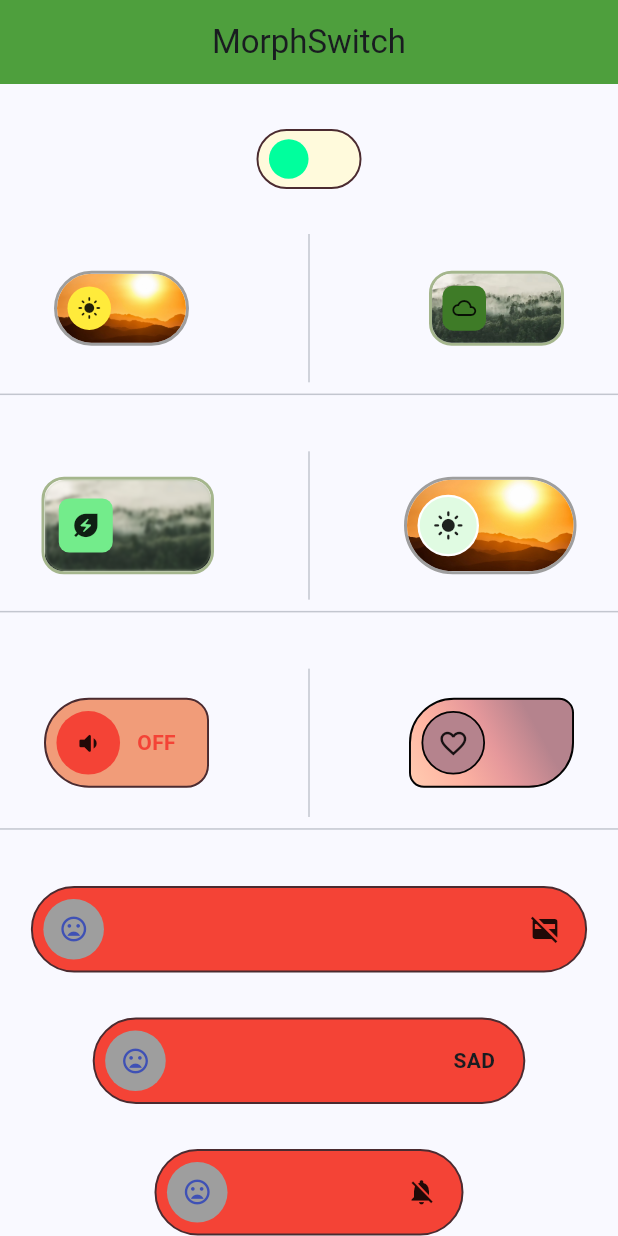
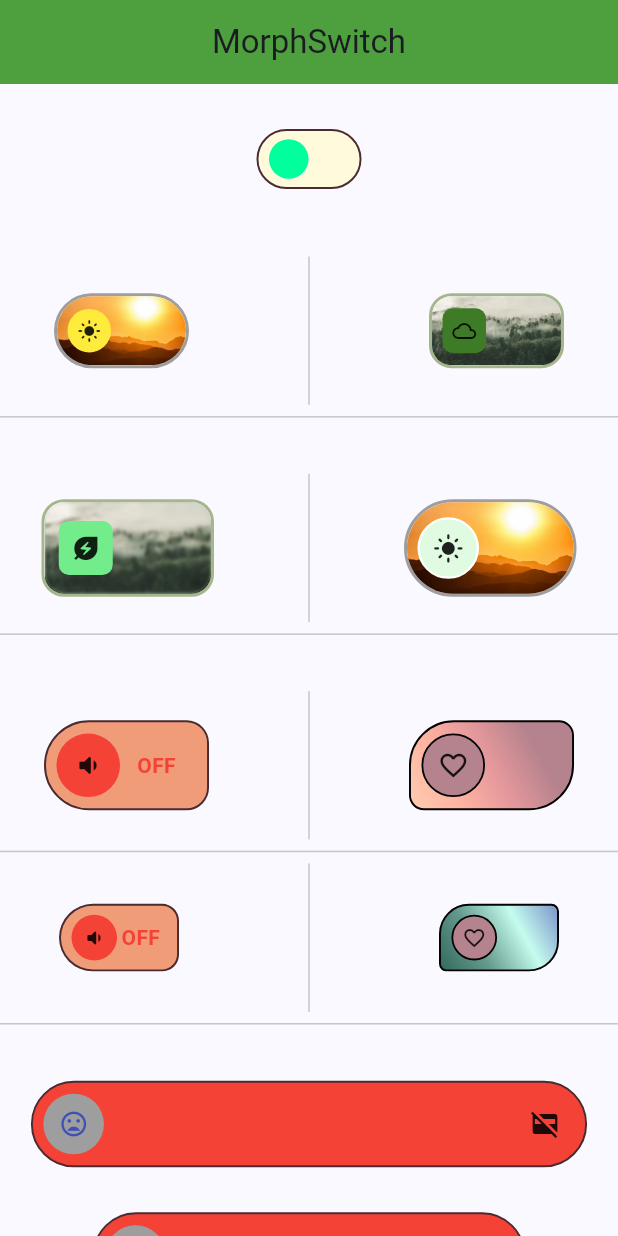
Before and after one commit to Cisco0xf/morph_switch, a Flutter app: the screen it shows after launch, on a phone screen of 412 x 824 dp. Run offline on Flutter 3.47's test engine with Material 3 defaults, Android fonts, the phone set to English and light mode, and no system bars.

Commit message:
Improve documentation

```diff
--- a/example/lib/example.dart
+++ b/example/lib/example.dart
@@ -67,7 +67,10 @@ class _EampleScreenState extends State<EampleScreen> {
                 },
               ),
               _gapH,
-              // First Row
+
+
+
+              const SizedBox(height: 15.0),
               Row(
                 mainAxisAlignment: MainAxisAlignment.spaceAround,
                 children: <Widget>[
@@ -166,6 +169,7 @@ class _EampleScreenState extends State<EampleScreen> {
 
               const Divider(),
               _gapH,
+
               Row(
                 mainAxisAlignment: MainAxisAlignment.spaceAround,
                 children: <Widget>[
@@ -180,7 +184,6 @@ class _EampleScreenState extends State<EampleScreen> {
                     ),
                     applyThumbRotationAnimation: false,
                     switchCurve: Curves.easeOutQuart,
-                    durationInMs: 2000,
                     thumbType:
                         testSwitcher7 ? ThumbType.square : ThumbType.circle,
                     onLabel: "ON",
@@ -251,6 +254,91 @@ class _EampleScreenState extends State<EampleScreen> {
               ),
 
               const Divider(),
+
+              Row(
+                mainAxisAlignment: MainAxisAlignment.spaceAround,
+                children: <Widget>[
+                  MorphSwitch(
+                    stateValue: testSwitcher7,
+                    size: SwitcherSize.small,
+                    switcherRadius: const SwitcherRadius(
+                      topLeft: 30.0,
+                      bottomLeft: 30.0,
+                      topRight: 15.0,
+                      bottomRight: 15.0,
+                    ),
+                    applyThumbRotationAnimation: false,
+                    switchCurve: Curves.easeOutQuart,
+                    durationInMs: 1000,
+                    textPadding: 5.0,
+                    thumbType:
+                        testSwitcher7 ? ThumbType.square : ThumbType.circle,
+                    onLabel: "ON",
+                    onLabelStyle: const TextStyle(
+                      fontWeight: FontWeight.bold,
+                      color: Colors.green,
+                    ),
+                    offLabel: "OFF",
+                    offLabelStyle: const TextStyle(
+                      fontWeight: FontWeight.bold,
+                      color: Colors.red,
+                    ),
+                    thumbOnBgColor: Colors.green,
+                    thumbOffBgColor: Colors.red,
+                    onBgColor: const Color(0xFFb7cc92),
+                    offBgColor: const Color(0xFFf19c79),
+                    thumbOnIcon: Icons.volume_up_rounded,
+                    thumbOffIcon: Icons.volume_down_rounded,
+                    onSwitch: (newState) {
+                      setState(() => testSwitcher7 = newState);
+                    },
+                  ),
+                  _verticalDivider,
+                  MorphSwitch(
+                    stateValue: testSwitcher8,
+                    size: SwitcherSize.small,
+                    thumbOnBgColor: const Color(0xFF3eff8b),
+                    thumbOffBgColor: const Color(0xFFb5838d),
+                    thumbOnIcon: Icons.favorite,
+                    thumbOffIcon: Icons.favorite_border,
+                    onGradient: const LinearGradient(
+                      colors: <Color>[
+                        Color(0xFFf05d88),
+                        Color(0xFFc5fcee),
+                        Color(0xFF00c9a4),
+                        Color(0xFF4d8075),
+                      ],
+                      begin: Alignment.bottomLeft,
+                      end: Alignment.topRight,
+                    ),
+                    durationInMs: 500,
+                    offGradient: const LinearGradient(
+                      colors: <Color>[
+                        Color(0xFF788fc9),
+                        Color(0xFFc5fcee),
+                        Color(0xFF649b8e),
+                        Color(0xFF32675c),
+                      ],
+                      begin: Alignment.topRight,
+                      end: Alignment.bottomLeft,
+                    ),
+                    thumbBorderWidth: 1.2,
+                    thumbBorderColor: const Color(0xFF040303),
+                    borderColor: const Color(0xFF040303),
+                    switcherRadius: const SwitcherRadius(
+                      topLeft: 20.0,
+                      bottomLeft: 5.0,
+                      topRight: 5.0,
+                      bottomRight: 20.0,
+                    ),
+                    onSwitch: (newState) {
+                      setState(() => testSwitcher8 = newState);
+                    },
+                  ),
+                ],
+              ),
+
+              const Divider(),
               _gapH,
 
               MorphSwitch(
@@ -270,6 +358,12 @@ class _EampleScreenState extends State<EampleScreen> {
                 offBgIcon: Icons.credit_card_off,
                 onSwitch: (newState) {
                   setState(() => testSwitcher9 = newState);
+                },
+                onSwipeLeft: (off) {
+                  setState(() => testSwitcher9 = off);
+                },
+                onSwipeRight: (on) {
+                  setState(() => testSwitcher9 = on);
                 },
               ),
               _gapH,
@@ -590,3 +684,70 @@ class _EampleScreenState extends State<EampleScreen> {
     );
   }
 }
+/*
+class SwitchCategories extends StatefulWidget {
+  const SwitchCategories({
+    super.key,
+    required this.categories,
+  });
+
+  final List<String> categories;
+
+  @override
+  State<SwitchCategories> createState() => _SwitchCategoriesState();
+}
+
+class _SwitchCategoriesState extends State<SwitchCategories> {
+  Widget get _divider => const Divider(
+        height: 20,
+        thickness: 3.0,
+      );
+
+  double get _screenWidth => MediaQuery.sizeOf(context).width;
+  double get _screenHeight => MediaQuery.sizeOf(context).height;
+
+  @override
+  Widget build(BuildContext context) {
+    return Column(
+      children: <Widget>[
+        _divider,
+        SizedBox(
+          width: _screenWidth,
+          child: Wrap(
+            children: <Widget>[
+              for (int i = 0; i < widget.categories.length; i++) ...{
+                Container(
+                  width: _screenWidth * .25,
+                  height: _screenHeight * .07,
+                  padding: const EdgeInsets.all(8.0),
+                  margin: const EdgeInsets.all(8.0),
+                  decoration: BoxDecoration(
+                    borderRadius: BorderRadius.circular(20.0),
+                    border: Border.all(
+                      color: Colors.grey,
+                      width: 1.4,
+                    ),
+                  ),
+                  alignment: Alignment.center,
+                  child: FittedBox(
+                    fit: BoxFit.scaleDown,
+                    child: Text(
+                      widget.categories[i],
+                      style: const TextStyle(
+                        fontSize: 15,
+                        // color: Colors.grey,
+                        fontWeight: FontWeight.bold,
+                      ),
+                    ),
+                  ),
+                )
+              }
+            ],
+          ),
+        ),
+        _divider,
+      ],
+    );
+  }
+}
+ */
--- a/lib/commons/glass_layer.dart
+++ b/lib/commons/glass_layer.dart
@@ -2,6 +2,8 @@ import 'dart:ui';
 
 import 'package:flutter/widgets.dart';
 import 'package:morph_switch/models/glass_layer_model.dart';
+
+// Glass Layer that will be shown over the image || the background
 
 class GlassLayer extends StatelessWidget {
   const GlassLayer({
```
Also changed, not shown: pubspec.yaml (+6 -11 lines), 1 other file.
